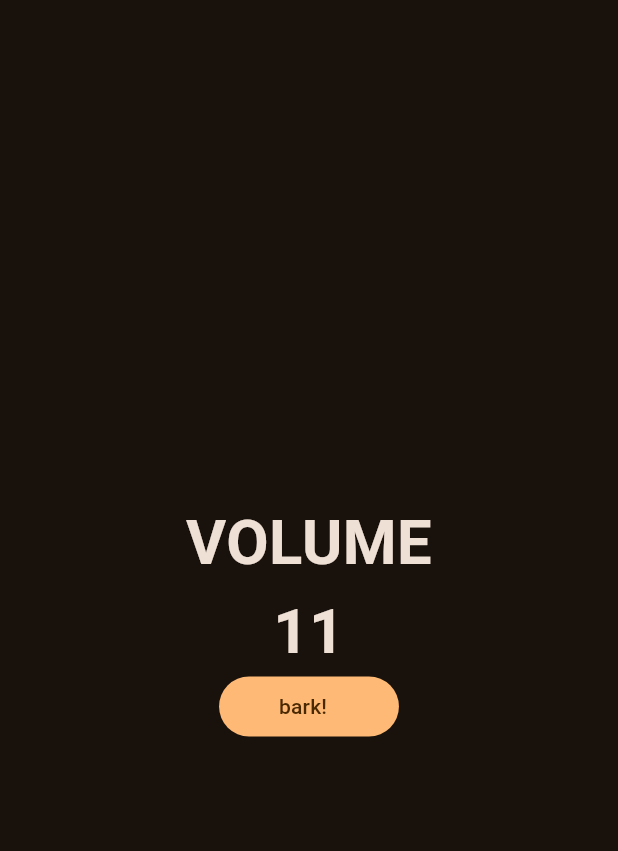
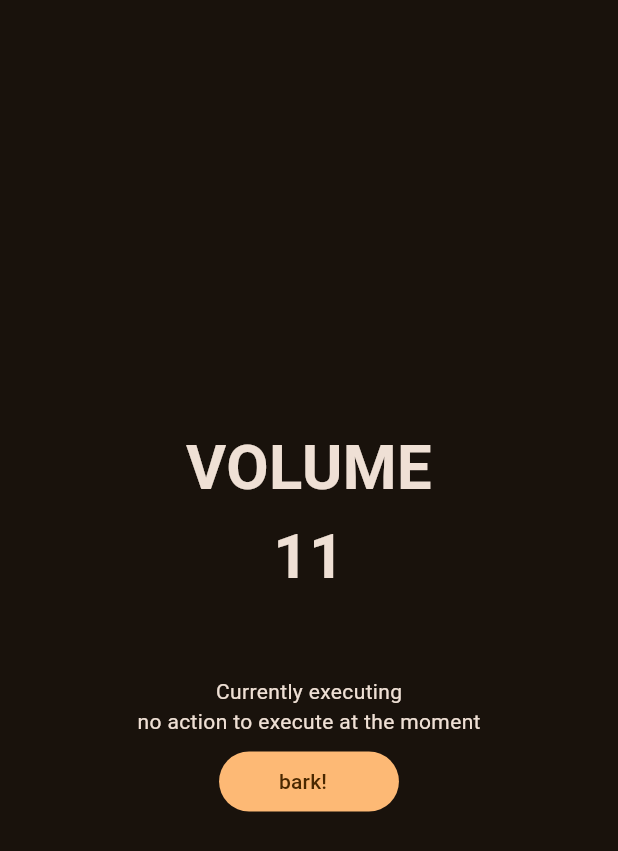
Before and after one commit to deathcoder/barkbuddy, a Flutter app: the screen it shows after launch, scrolled down 80 dp, after a tap on "Get Started Now!", after a tap on "bark!", on a phone screen of 412 x 824 dp. Shown: the top 851 px of the screen. Run offline on Flutter 3.47's test engine with Material 3 defaults, Android fonts, the phone set to English and light mode, and no system bars; our stand-ins replace after_layout, bloc, equatable, firebase_core, firebase_messaging, flutter_bloc and 1 more; missing offline and left inert: pcmtowave, record; accounts and stored records are empty.

Commit message:
add basic visual indicator of currently playing action

```diff
--- a/lib/home/bloc/audio_recorder_bloc.dart
+++ b/lib/home/bloc/audio_recorder_bloc.dart
@@ -2,7 +2,7 @@ import 'dart:async';
 import 'dart:typed_data';
 
 import 'package:barkbuddy/common/log/logger.dart';
-import 'package:barkbuddy/home/models/action.dart';
+import 'package:barkbuddy/home/models/barkbuddy_action.dart';
 import 'package:barkbuddy/home/services/ai/barkbuddy_ai_service.dart';
 import 'package:barkbuddy/home/services/notification/notification_service.dart';
 import 'package:barkbuddy/home/services/recorder/recorder_service.dart';
@@ -47,6 +47,7 @@ class AudioRecorderBloc extends Bloc<AudioRecorderEvent, AbstractAudioRecorderSt
     on<RecordNoise>(onRecordNoise);
     on<ExecuteAction>(onExecuteAction);
     on<DebugBark>(onDebugBark);
+    on<AddActions>(onAddActions);
     audioRecorderService.audioRecordedCallback = audioRecordedCallback;
   }
 
@@ -108,7 +109,7 @@ class AudioRecorderBloc extends Bloc<AudioRecorderEvent, AbstractAudioRecorderSt
       case AudioRecorderState(actionToExecute: var actionToExecute) when actionToExecute != null:
         logger.debug("Skipping play action, last action is still being executed");
       case AudioRecorderState(actions: var actions) when actions.isNotEmpty:
-        Action actionToExecute = actions.removeAt(0);
+        BarkbuddyAction actionToExecute = actions.removeAt(0);
         logger.info("Playing next action: ${actionToExecute.action}");
         add(ExecuteAction(action: actionToExecute));
       default:
@@ -117,6 +118,11 @@ class AudioRecorderBloc extends Bloc<AudioRecorderEvent, AbstractAudioRecorderSt
   }
 
   Future<void> onExecuteAction(ExecuteAction event, Emitter<AbstractAudioRecorderState> emit) async {
+    switch(state) {
+      case AudioRecorderState(actionToExecute: var actionToExecute, volume: var volume, actions: var actions):
+        logger.info("Executing action: ${actionToExecute?.action?? "No action"}");
+        emit(AudioRecorderState(volume: volume, actions: actions, actionToExecute: event.action));
+    }
     if(event.action.action == 'action_5' && event.action.message != null) {
       await notificationService.sendNotification(message: event.action.message!);
     }
@@ -140,7 +146,7 @@ class AudioRecorderBloc extends Bloc<AudioRecorderEvent, AbstractAudioRecorderSt
     isRecording = false;
   }
 
-  Future<void> onAddActions(AddActions event, Emitter<AbstractAudioRecorderState> emit) async {
+  void onAddActions(AddActions event, Emitter<AbstractAudioRecorderState> emit) {
     switch(state) {
       case AudioRecorderState(volume: var volume, actions: var actions, actionToExecute: var actionToExecute):
         emit(AudioRecorderState(volume: volume, actionToExecute: actionToExecute, actions: actions + event.actions,));
@@ -148,7 +154,7 @@ class AudioRecorderBloc extends Bloc<AudioRecorderEvent, AbstractAudioRecorderSt
   }
 
   Future<void> onDebugBark(DebugBark event, Emitter<AbstractAudioRecorderState> emit) async {
-    await audioRecordedCallback(audio: Uint8List(0), audioId: 0);
+    await audioRecorderService.stopRecording();
   }
 
   @override
--- a/lib/home/bloc/audio_recorder_event.dart
+++ b/lib/home/bloc/audio_recorder_event.dart
@@ -24,7 +24,7 @@ final class RecordNoise extends AudioRecorderEvent {
 }
 
 final class ExecuteAction extends AudioRecorderEvent {
-  final Action action;
+  final BarkbuddyAction action;
 
   const ExecuteAction({required this.action});
 
@@ -33,7 +33,7 @@ final class ExecuteAction extends AudioRecorderEvent {
 }
 
 final class AddActions extends AudioRecorderEvent {
-  final List<Action> actions;
+  final List<BarkbuddyAction> actions;
 
   const AddActions({required this.actions});
 
--- a/lib/home/bloc/audio_recorder_state.dart
+++ b/lib/home/bloc/audio_recorder_state.dart
@@ -8,8 +8,8 @@ sealed class AbstractAudioRecorderState extends Equatable {
 
 final class AudioRecorderState extends AbstractAudioRecorderState {
   final double volume;
-  final List<Action> actions;
-  final Action? actionToExecute;
+  final List<BarkbuddyAction> actions;
+  final BarkbuddyAction? actionToExecute;
   final DateTime noCache;
 
   AudioRecorderState({this.volume = uninitializedVolume, this.actions = const [], this.actionToExecute}) : noCache = DateTime.now();
--- a/lib/home/home_screen.dart
+++ b/lib/home/home_screen.dart
@@ -1,11 +1,13 @@
 import 'package:barkbuddy/common/settings.dart';
 import 'package:barkbuddy/common/widgets/material_filled_button.dart';
+import 'package:barkbuddy/common/widgets/vertical_space.dart';
 import 'package:barkbuddy/home/bloc/audio_recorder_bloc.dart';
 import 'package:barkbuddy/home/services/ai/barkbuddy_ai_service.dart';
 import 'package:barkbuddy/home/services/notification/notification_service.dart';
 import 'package:barkbuddy/home/services/recorder/recorder_service.dart';
-import 'package:flutter/material.dart';
+import 'package:flutter/material.dart' hide Action;
 import 'package:flutter_bloc/flutter_bloc.dart';
+import 'package:barkbuddy/home/models/barkbuddy_action.dart';
 
 class HomeScreen extends StatelessWidget {
   const HomeScreen({super.key});
@@ -36,6 +38,9 @@ class HomeScreen extends StatelessWidget {
                                 style: const TextStyle(fontSize: 41, fontWeight: FontWeight.bold)),
                         _ => const CircularProgressIndicator()
                       },
+                      VerticalSpace.medium(),
+                      const CurrentAction(),
+                      VerticalSpace.small(),
                       if(Settings.stub) MaterialFilledButton(label: const Text("bark!"), onPressed:
                           () => context.read<AudioRecorderBloc>().add(DebugBark()))
                     ],
@@ -49,3 +54,55 @@ class HomeScreen extends StatelessWidget {
     return (volume * maxVolumeToDisplay).round().abs();
   }
 }
+
+class CurrentAction extends StatelessWidget {
+  const CurrentAction({super.key});
+
+  @override
+  Widget build(BuildContext context) {
+    return Column(
+      children: [
+        const Text("Currently executing"),
+        BlocBuilder<AudioRecorderBloc, AbstractAudioRecorderState> (
+          builder: (context, state) {
+            switch (state) {
+              case AudioRecorderState(actionToExecute: var actionToExecute) when actionToExecute != null:
+                var action = getDescription(actionToExecute);
+                return Text(action);
+              default:
+                return const Text("no action to execute at the moment");
+            }
+          }
+        ),
+      ],
+    );
+  }
+
+  String getDescription(BarkbuddyAction action) {
+    switch (action.action) {
+      case "action_1":
+        return "Play pre-recorded audio ${action.id} by the owner.";
+      case "action_2":
+        return "Generate a custom message (this message will be played back to the dog using text-to-speech).";
+      case "action_3":
+        return "Activate feeder (a small amount of treats will be released to the dog).";
+      case "action_4":
+        return "Activate toy: ${getToyDescription(action.id)}.";
+      case "action_5":
+        return "Generate a notification message (this message will be sent to owner's device)";
+      default:
+        return "invalid action";
+    }
+  }
+
+  String getToyDescription(String? id) {
+    switch (id) {
+      case "toy_1":
+        return "electric mouse - once activated will run for 2 seconds";
+      case "toy_2":
+        return "squeaky bear - once activated will squeak 3 times every 3 seconds";
+      default:
+        return "invalid toy";
+    }
+  }
+}
--- a/lib/home/models/action.dart
+++ /dev/null
@@ -1,7 +0,0 @@
-class Action {
-  final String action;
-  final String? id;
-  final String? message;
-
-  Action({required this.action, this.id, this.message});
-}
--- /dev/null
+++ b/lib/home/models/barkbuddy_action.dart
@@ -0,0 +1,7 @@
+class BarkbuddyAction {
+  final String action;
+  final String? id;
+  final String? message;
+
+  BarkbuddyAction({required this.action, this.id, this.message});
+}
--- a/lib/home/models/barkbuddy_ai_response.dart
+++ b/lib/home/models/barkbuddy_ai_response.dart
@@ -1,9 +1,9 @@
-import 'package:barkbuddy/home/models/action.dart';
+import 'package:barkbuddy/home/models/barkbuddy_action.dart';
 
 class BarkbuddyAiResponse {
   final bool barking;
   final String stressLevel;
-  final List<Action> actions;
+  final List<BarkbuddyAction> actions;
 
   BarkbuddyAiResponse({required this.stressLevel, required this.barking, this.actions = const []});
 }
--- a/lib/home/services/ai/stub_barkbuddy_ai_service.dart
+++ b/lib/home/services/ai/stub_barkbuddy_ai_service.dart
@@ -1,6 +1,6 @@
 import 'dart:typed_data';
 
-import 'package:barkbuddy/home/models/action.dart';
+import 'package:barkbuddy/home/models/barkbuddy_action.dart';
 import 'package:barkbuddy/home/models/barkbuddy_ai_response.dart';
 import 'package:barkbuddy/home/services/ai/barkbuddy_ai_service.dart';
 
@@ -15,11 +15,11 @@ class StubBarkbuddyAiService implements BarkbuddyAiService {
         barking: barking,
         stressLevel: stressLevel,
         actions: [
-          Action(action: "action_1", id: "audio_1"),
-          Action(action: "action_2", message: "Good boy, everything is alright."),
-          Action(action: "action_3"),
-          Action(action: "action_4", id: "toy_1"),
-          Action(action: "action_5", message: "Dog seems a bit restless. Please check the camera and see if they need anything."),
+          BarkbuddyAction(action: "action_1", id: "audio_1"),
+          BarkbuddyAction(action: "action_2", message: "Good boy, everything is alright."),
+          BarkbuddyAction(action: "action_3"),
+          BarkbuddyAction(action: "action_4", id: "toy_1"),
+          BarkbuddyAction(action: "action_5", message: "Dog seems a bit restless. Please check the camera and see if they need anything."),
         ]
     );
   }
--- a/lib/home/services/notification/notification_service.dart
+++ b/lib/home/services/notification/notification_service.dart
@@ -10,11 +10,13 @@ class NotificationService {
   late StreamSubscription<RemoteMessage> onMessageSubscription;
 
   Future<void> initialize() async {
-    await firebaseMessaging.requestPermission();
-    onMessageSubscription = FirebaseMessaging.onMessage
-        .listen((data) {
-      logger.info("received notification");
-    });
+    if (!kIsWeb) {
+      await firebaseMessaging.requestPermission();
+      onMessageSubscription = FirebaseMessaging.onMessage
+          .listen((data) {
+        logger.info("received notification");
+      });
+    }
   }
 
   Future<String?> get fcmToken async {
--- a/lib/login/login_screen.dart
+++ b/lib/login/login_screen.dart
@@ -4,6 +4,7 @@ import 'package:after_layout/after_layout.dart';
 import 'package:barkbuddy/common/widgets/horizontal_space.dart';
 import 'package:barkbuddy/home/home_screen.dart';
 import 'package:barkbuddy/home/services/notification/notification_service.dart';
+import 'package:flutter/foundation.dart';
 import 'package:flutter/material.dart';
 import 'package:provider/provider.dart';
 
@@ -110,8 +111,8 @@ class StartButton extends StatelessWidget {
                   .labelLarge!
                   .apply(fontWeightDelta: 10, color: Theme.of(context).colorScheme.onPrimary),
             )),
-        HorizontalSpace.small(),
-        MaterialFilledButton(
+        if(!kIsWeb) HorizontalSpace.small(),
+        if(!kIsWeb)  MaterialFilledButton(
             label: const Text("[debug] get fcm token"),
             height: 60,
             onPressed: () async {
@@ -174,7 +175,7 @@ class SecurityBox extends StatelessWidget {
                 size: 50,
                 color: Theme.of(context).colorScheme.secondary,
               ),
-              Expanded(
+              Flexible(
                 child: RichText(
                   text: TextSpan(text: "Bark Buddy uses ", style: Theme.of(context).textTheme.labelLarge, children: [
                     TextSpan(
```
